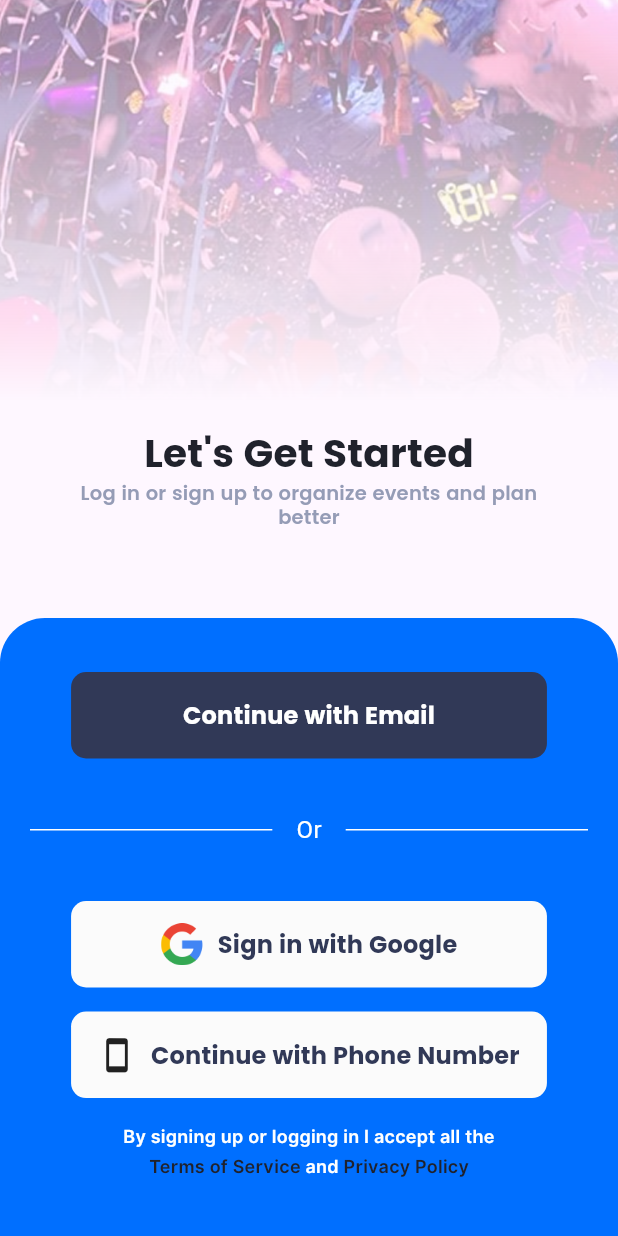
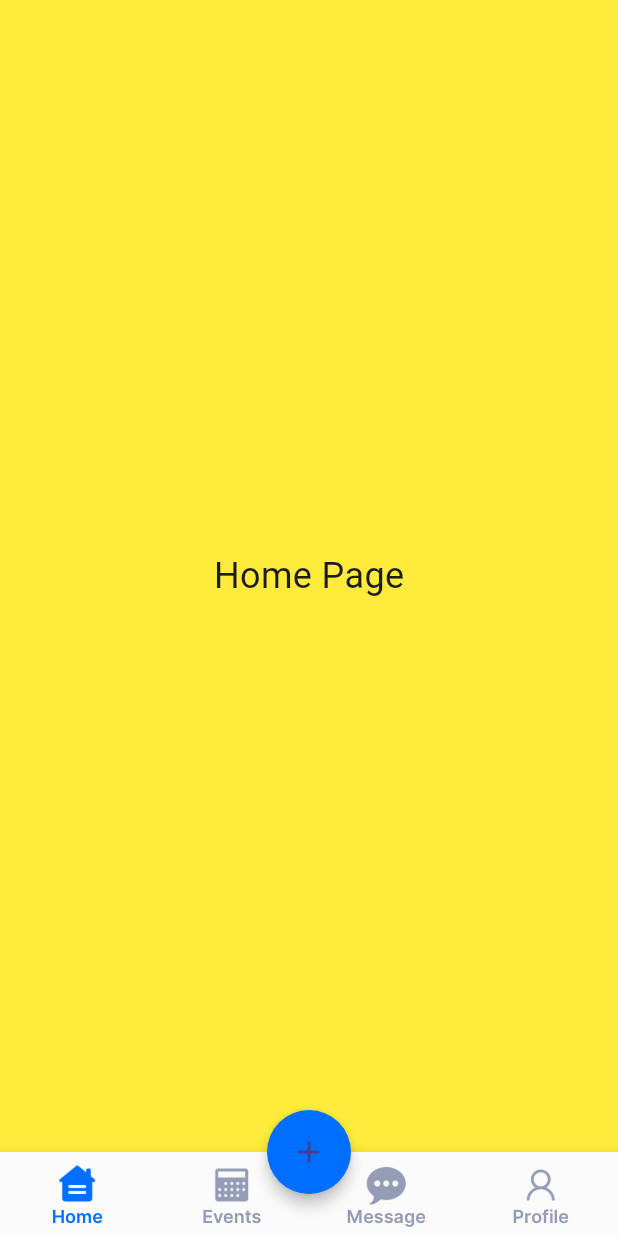
Before and after one commit to smokinthunder/enzomir, a Flutter app: the screen it shows after launch, on a phone screen of 412 x 824 dp. Run offline on Flutter 3.47's test engine with Material 3 defaults, Android fonts, the phone set to English and light mode, and no system bars; our stand-ins replace gap.

Commit message:
Type 1 bottom Naviagtion bar

```diff
--- a/lib/main.dart
+++ b/lib/main.dart
@@ -1,3 +1,4 @@
+import 'package:enzomir/presentation/home/home_page.dart';
 import 'package:enzomir/presentation/pre_auth/getstarted_screen.dart';
 import 'package:enzomir/presentation/pre_auth/onboarding_screen.dart';
 import 'package:flutter/material.dart';
@@ -13,7 +14,7 @@ class MyApp extends StatelessWidget {
   Widget build(BuildContext context) {
     return MaterialApp(
       debugShowCheckedModeBanner: false,
-      home: GetstartedScreen(),
+      home: HomePage(),
       // home: OnboardingScreen(),
     );
   }
--- a/lib/presentation/core/text_styles.dart
+++ b/lib/presentation/core/text_styles.dart
@@ -78,4 +78,12 @@ class AppTextStyles {
     letterSpacing: 0.16,
     color: AppColors.subtitleTextColor,
   );
+
+  static const TextStyle botNavTextStyle = TextStyle(
+    fontFamily: 'Inter',
+    fontWeight: FontWeight.w400, // 400 is normal
+    fontSize: 12.0,
+    height: 1.0, // line-height 100% => 1.0 in Flutter
+    letterSpacing: 0.0,
+  );
 }
--- /dev/null
+++ b/lib/presentation/home/home_page.dart
@@ -0,0 +1,26 @@
+import 'package:enzomir/presentation/core/colors.dart';
+import 'package:enzomir/presentation/widgets/bottom_nav.dart';
+import 'package:flutter/material.dart';
+
+class HomePage extends StatelessWidget {
+  const HomePage({super.key});
+
+  @override
+  Widget build(BuildContext context) {
+    return Scaffold(
+      backgroundColor: Colors.yellow,
+      body: Center(child: Text('Home Page', style: TextStyle(fontSize: 24))),
+      floatingActionButton: new FloatingActionButton(
+        shape: CircleBorder(),
+        backgroundColor:AppColors.primary,
+
+        child: new Icon(Icons.add),
+        elevation: 4.0,
+        onPressed: () {},
+      ),
+            floatingActionButtonLocation: FloatingActionButtonLocation.centerDocked,
+      bottomNavigationBar: BottomNav(),
+
+    );
+  }
+}
--- /dev/null
+++ b/lib/presentation/widgets/bottom_nav.dart
@@ -0,0 +1,94 @@
+import 'package:enzomir/presentation/core/colors.dart';
+import 'package:enzomir/presentation/core/text_styles.dart';
+import 'package:flutter/material.dart';
+import 'package:gap/gap.dart';
+
+ValueNotifier<int> indexChangeNotifier = ValueNotifier(0);
+
+class BottomNav extends StatelessWidget {
+  const BottomNav({super.key});
+
+  @override
+  Widget build(BuildContext context) {
+    return ValueListenableBuilder(
+      valueListenable: indexChangeNotifier,
+      builder: (context, int newIndex, _) {
+        return BottomNavigationBar(
+          currentIndex: newIndex,
+          onTap: (index) => indexChangeNotifier.value = index,
+          selectedLabelStyle: AppTextStyles.botNavTextStyle,
+          unselectedLabelStyle: AppTextStyles.botNavTextStyle,
+          selectedItemColor: AppColors.primary,
+          unselectedItemColor: AppColors.subtitleTextColor,
+          type: BottomNavigationBarType.fixed,
+          backgroundColor: AppColors.background,
+          items: [
+            BottomNavigationBarItem(
+              icon: Image.asset(
+                "assets/icons/bottom_nav/home.png",
+                height: 30,
+                color:
+                    newIndex == 0
+                        ? AppColors.primary
+                        : AppColors.subtitleTextColor,
+              ),
+              label: "Home",
+            ),
+            BottomNavigationBarItem(
+              icon: Image.asset(
+                "assets/icons/bottom_nav/calendar.png",
+                height: 30,
+                color:
+                    newIndex == 1
+                        ? AppColors.primary
+                        : AppColors.subtitleTextColor,
+              ),
+              label: "Events",
+            ),
+            // BottomNavigationBarItem(
+            //   icon: Container(
+            //     height: 60,
+            //     padding: EdgeInsets.all(18),
+            //     decoration: BoxDecoration(
+            //     color: AppColors.primary,
+
+            //       shape: BoxShape.circle),
+            //     child: Image.asset(
+            //       "assets/icons/bottom_nav/add.png",
+            //       height: 25,
+            //       color:
+            //           newIndex == 2
+            //               ? AppColors.background
+            //               : AppColors.background,
+            //     ),
+            //   ),
+            //   label: "",
+            // ),
+            BottomNavigationBarItem(
+              icon: Image.asset(
+                "assets/icons/bottom_nav/chat_bubble.png",
+                height: 30,
+                color:
+                    newIndex == 3
+                        ? AppColors.primary
+                        : AppColors.subtitleTextColor,
+              ),
+              label: "Message",
+            ),
+            BottomNavigationBarItem(
+              icon: Image.asset(
+                "assets/icons/bottom_nav/customer.png",
+                height: 30,
+                color:
+                    newIndex == 4
+                        ? AppColors.primary
+                        : AppColors.subtitleTextColor,
+              ),
+              label: "Profile",
+            ),
+          ],
+        );
+      },
+    );
+  }
+}
--- a/pubspec.yaml
+++ b/pubspec.yaml
@@ -64,6 +64,11 @@ flutter:
     - assets/images/onboarding/get_started_top_image.png
     - assets/icons/Google.png
     - assets/images/onboarding/party_image.png
+    - assets/icons/bottom_nav/home.png
+    - assets/icons/bottom_nav/customer.png
+    - assets/icons/bottom_nav/calendar.png
+    - assets/icons/bottom_nav/chat_bubble.png
+    - assets/icons/bottom_nav/add.png
       # - assets/images/onboarding/get_started_top_image2.png
 
 
```
Also changed, not shown: assets/icons/bottom_nav/add.png (added), assets/icons/bottom_nav/calendar.png (added), assets/icons/bottom_nav/chat_bubble.png (added), assets/icons/bottom_nav/customer.png (added), assets/icons/bottom_nav/home.png (added).
